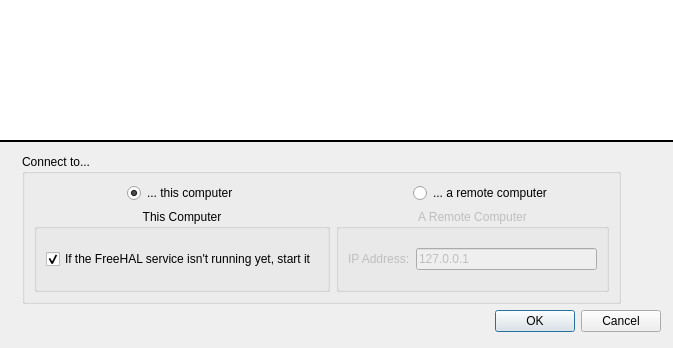
Qt form hal2009/gui-qt/ui/connect.ui (leuchtraketen/freehal_main) before a commit.
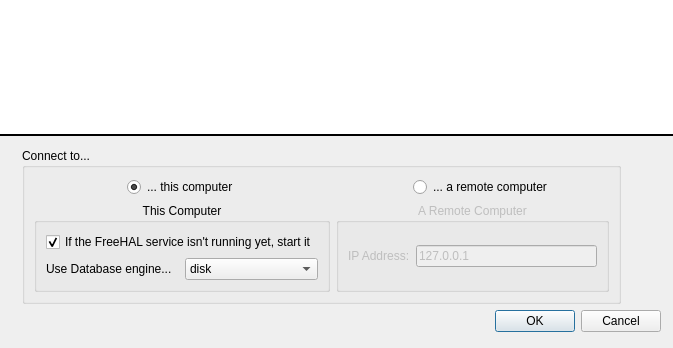
The same form after that commit. Icons and pictures are not drawn.

Commit message: - added database in ram abilities

What changed in the file:
```diff
--- a/hal2009/gui-qt/ui/connect.ui
+++ b/hal2009/gui-qt/ui/connect.ui
@@ -163,7 +163,7 @@
          <set>Qt::AlignHCenter</set>
         </property>
         <layout class="QGridLayout">
-         <item row="0" column="0">
+         <item row="0" column="0" colspan="2">
           <widget class="QCheckBox" name="start_kernel">
            <property name="text">
             <string>If the FreeHAL service isn't running yet, start it</string>
@@ -173,6 +173,27 @@
            </property>
           </widget>
          </item>
+         <item row="1" column="1">
+          <widget class="QComboBox" name="database_engine">
+           <item>
+            <property name="text">
+             <string>disk</string>
+            </property>
+           </item>
+           <item>
+            <property name="text">
+             <string>ram</string>
+            </property>
+           </item>
+          </widget>
+         </item>
+         <item row="1" column="0">
+          <widget class="QLabel" name="label">
+           <property name="text">
+            <string>Use Database engine...</string>
+           </property>
+          </widget>
+         </item>
         </layout>
        </widget>
       </item>
```
The commit also changes 7 other files.
